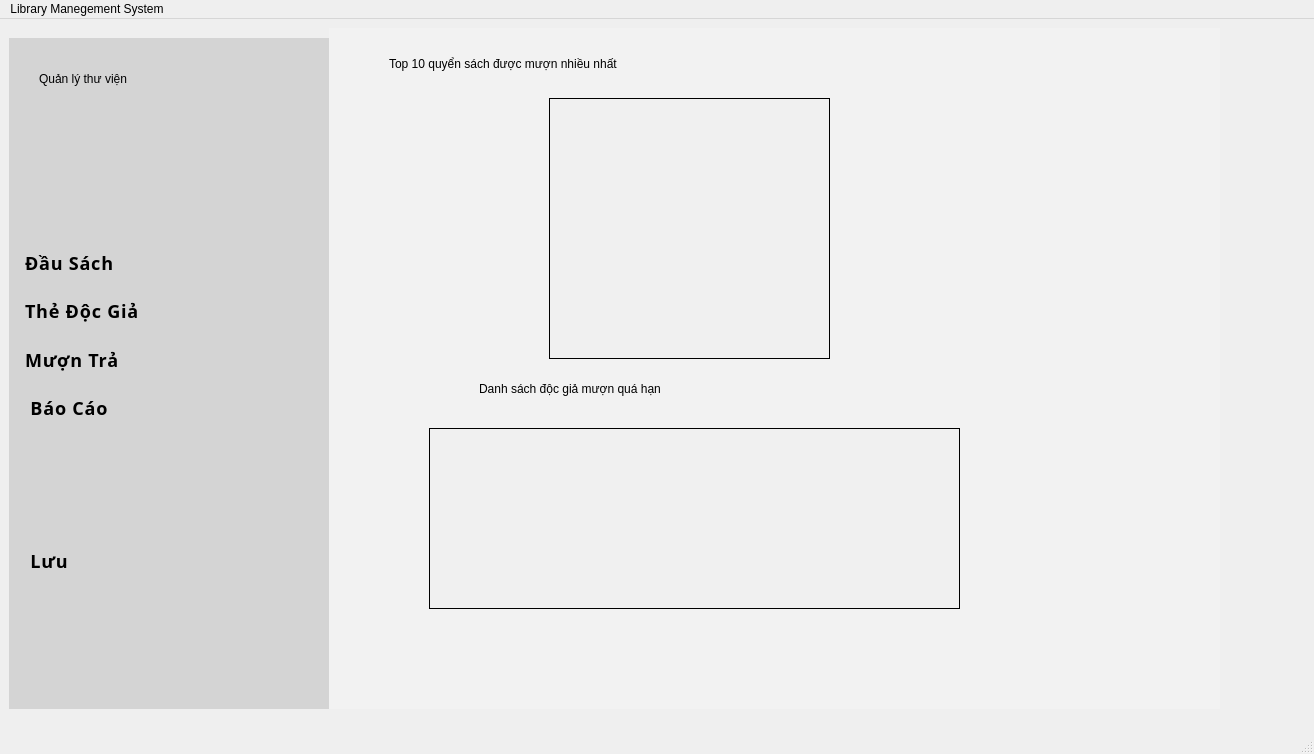
DTTaze/Qt-Library-Management, file librarymanage/librarymanagementsystem.ui: the form before one commit.
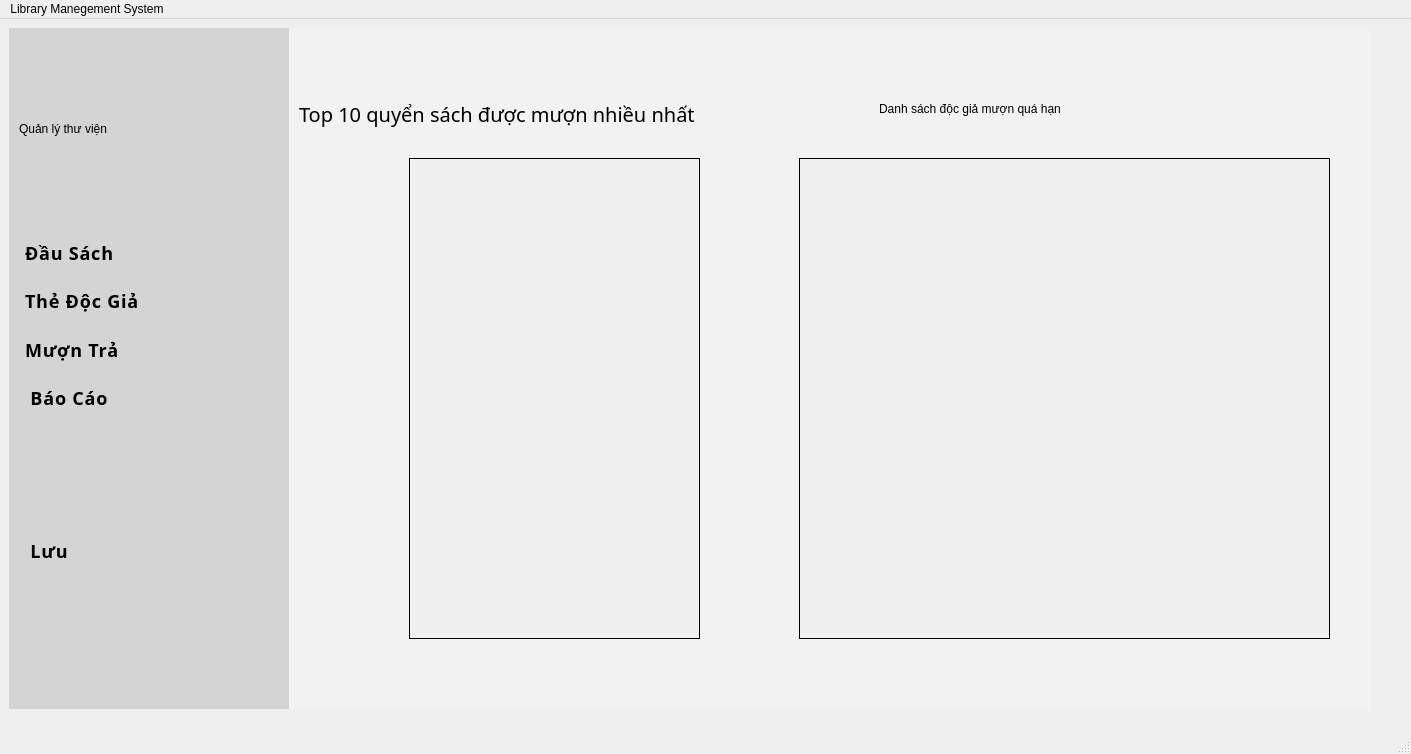
The form after the commit. The open tabs and pages were chosen to show the change. Icons and pictures are not drawn.

```diff
--- a/librarymanage/librarymanagementsystem.ui
+++ b/librarymanage/librarymanagementsystem.ui
@@ -6,12 +6,12 @@
    <rect>
     <x>0</x>
     <y>0</y>
-    <width>1314</width>
+    <width>1411</width>
     <height>754</height>
    </rect>
   </property>
   <property name="sizePolicy">
-   <sizepolicy hsizetype="Fixed" vsizetype="Fixed">
+   <sizepolicy hsizetype="Expanding" vsizetype="Expanding">
     <horstretch>0</horstretch>
     <verstretch>0</verstretch>
    </sizepolicy>
@@ -34,13 +34,19 @@
       </property>
       <item>
        <widget class="QWidget" name="widget" native="true">
+        <property name="sizePolicy">
+         <sizepolicy hsizetype="Expanding" vsizetype="Expanding">
+          <horstretch>0</horstretch>
+          <verstretch>0</verstretch>
+         </sizepolicy>
+        </property>
         <widget class="QWidget" name="widget_2" native="true">
          <property name="geometry">
           <rect>
            <x>0</x>
-           <y>10</y>
-           <width>325</width>
-           <height>671</height>
+           <y>0</y>
+           <width>281</width>
+           <height>681</height>
           </rect>
          </property>
          <property name="styleSheet">
@@ -49,8 +55,8 @@
          <widget class="QLabel" name="name_project_Label">
           <property name="geometry">
            <rect>
-            <x>30</x>
-            <y>0</y>
+            <x>10</x>
+            <y>60</y>
             <width>261</width>
             <height>81</height>
            </rect>
@@ -335,9 +341,9 @@
         <widget class="QWidget" name="widget_3" native="true">
          <property name="geometry">
           <rect>
-           <x>320</x>
+           <x>280</x>
            <y>0</y>
-           <width>891</width>
+           <width>1081</width>
            <height>681</height>
           </rect>
          </property>
@@ -348,9 +354,9 @@
          <widget class="QStackedWidget" name="stackedWidget_infor">
           <property name="geometry">
            <rect>
-            <x>0</x>
+            <x>10</x>
             <y>10</y>
-            <width>851</width>
+            <width>1061</width>
             <height>671</height>
            </rect>
           </property>
@@ -366,10 +372,10 @@
            <widget class="QTableView" name="topTenMuonNhieuNhat_tableView">
             <property name="geometry">
              <rect>
-              <x>220</x>
-              <y>60</y>
-              <width>281</width>
-              <height>261</height>
+              <x>110</x>
+              <y>120</y>
+              <width>291</width>
+              <height>481</height>
              </rect>
             </property>
             <property name="styleSheet">
@@ -403,8 +409,8 @@
            <widget class="QLabel" name="danhSachQuaHan_label">
             <property name="geometry">
              <rect>
-              <x>150</x>
-              <y>330</y>
+              <x>580</x>
+              <y>50</y>
               <width>451</width>
               <height>41</height>
              </rect>
@@ -421,12 +427,20 @@
            <widget class="QLabel" name="label_2">
             <property name="geometry">
              <rect>
-              <x>60</x>
-              <y>10</y>
+              <x>0</x>
+              <y>60</y>
               <width>541</width>
               <height>31</height>
              </rect>
             </property>
+            <property name="font">
+             <font>
+              <family>Segoe UI Black</family>
+              <pointsize>15</pointsize>
+              <italic>false</italic>
+              <bold>false</bold>
+             </font>
+            </property>
             <property name="styleSheet">
              <string notr="true">font: 700 15pt &quot;Segoe UI Black&quot;;</string>
             </property>
@@ -437,10 +451,10 @@
            <widget class="QTableView" name="danhSachQuaHan_tableView">
             <property name="geometry">
              <rect>
-              <x>100</x>
-              <y>390</y>
+              <x>500</x>
+              <y>120</y>
               <width>531</width>
-              <height>181</height>
+              <height>481</height>
              </rect>
             </property>
             <property name="styleSheet">
@@ -1350,7 +1364,7 @@
     <rect>
      <x>0</x>
      <y>0</y>
-     <width>1314</width>
+     <width>1411</width>
      <height>26</height>
     </rect>
    </property>
```
Left out of the diff: 50 changed lines with no effect on the pictures.
